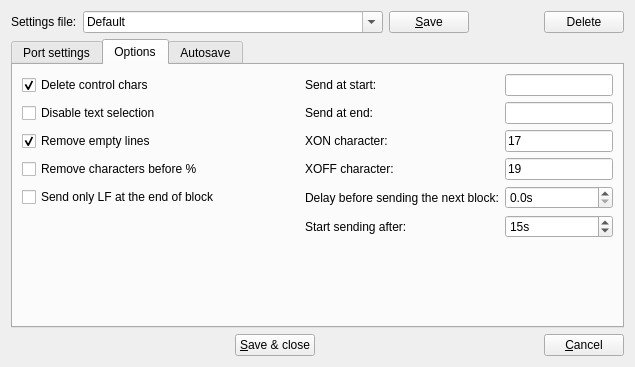
Before: the Qt Designer form src/spconfigdialog.ui in GCodeProjects/GCodeWorkShop, drawn with Qt 5.
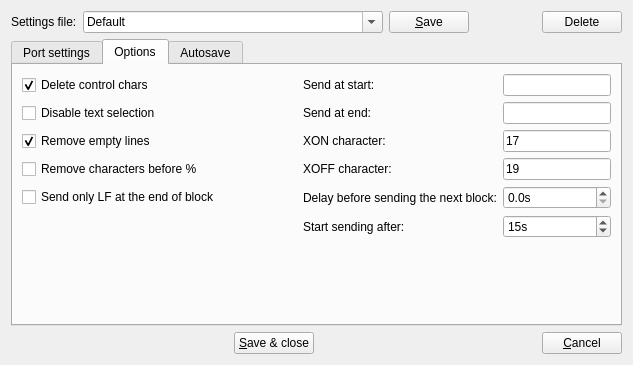
After: the same form once the commit is applied. The open tabs and pages were chosen to show the change. Icons and pictures are not drawn.

Diff of the .ui file:
```diff
--- a/src/spconfigdialog.ui
+++ b/src/spconfigdialog.ui
@@ -6,8 +6,8 @@
    <rect>
     <x>0</x>
     <y>0</y>
-    <width>635</width>
-    <height>367</height>
+    <width>633</width>
+    <height>365</height>
    </rect>
   </property>
   <property name="sizePolicy">
@@ -101,6 +101,9 @@
    </item>
    <item>
     <widget class="QTabWidget" name="tabWidget">
+     <property name="enabled">
+      <bool>true</bool>
+     </property>
      <property name="currentIndex">
       <number>1</number>
      </property>
@@ -643,7 +646,7 @@
           <string>XOFF 19 Dec. 0x13 Hex.</string>
          </property>
          <property name="inputMask">
-          <string>90; </string>
+          <string>90</string>
          </property>
          <property name="text">
           <string>19</string>
@@ -659,7 +662,7 @@
           <string>XON 17 Dec. 0x11 Hex.</string>
          </property>
          <property name="inputMask">
-          <string>90; </string>
+          <string>90</string>
          </property>
          <property name="text">
           <string>17</string>
```
Left out of the diff: 2 changed lines with no effect on the pictures.
